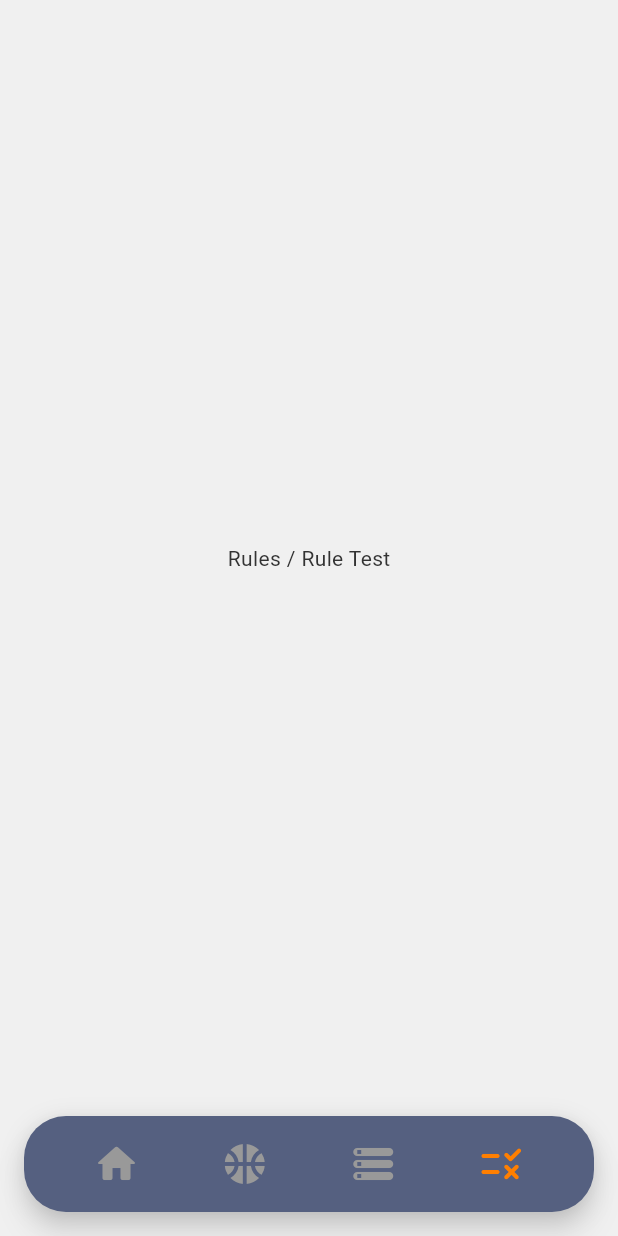
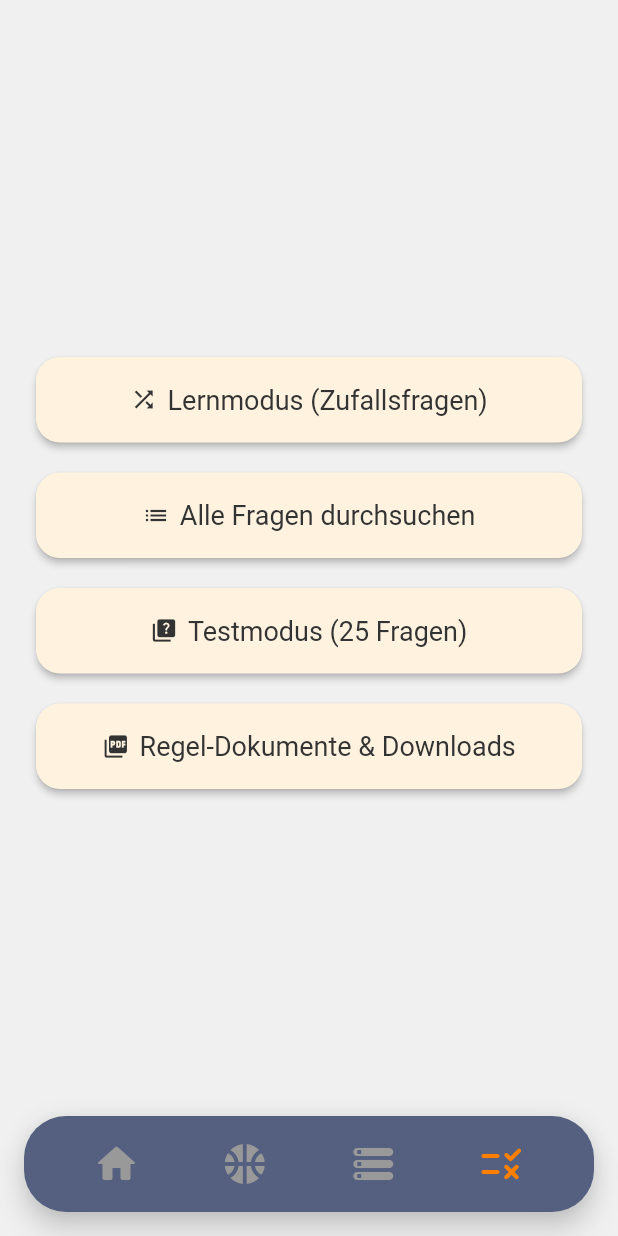
Before and after one commit to jbri-dev/ref_mate, a Flutter app: the screen it shows after launch, item 4 of the bottom bar chosen, on a phone screen of 412 x 824 dp. Run offline on Flutter 3.47's test engine with Material 3 defaults, Android fonts, the phone set to English and light mode, and no system bars; our stand-ins replace flutter_riverpod, sqflite; accounts and stored records are empty.

Commit message:
add: basic rule page look and feel

```diff
--- a/lib/main.dart
+++ b/lib/main.dart
@@ -2,8 +2,11 @@ import 'package:flutter/material.dart';
 import 'package:flutter_riverpod/flutter_riverpod.dart';
 import 'package:ref_mate/constants/app_theme.dart';
 import 'package:ref_mate/widgets/app/navigation/app_navigation_shell.dart';
+import 'package:ref_mate/data/app_database.dart';
 
-void main() {
+void main() async {
+  WidgetsFlutterBinding.ensureInitialized();
+  await AppDatabase.database;
   runApp(const ProviderScope(child: MainApp()));
 }
 
--- a/lib/pages/rules/rules_page.dart
+++ b/lib/pages/rules/rules_page.dart
@@ -1,10 +1,62 @@
 import 'package:flutter/material.dart';
+import 'package:ref_mate/pages/rules/rules_learn_page.dart';
+import 'package:ref_mate/pages/rules/rules_list_page.dart';
+import 'package:ref_mate/pages/rules/rules_test_page.dart';
+import 'package:ref_mate/pages/rules/rules_documents_page.dart';
+import 'package:ref_mate/constants/app_colors.dart';
+import 'package:ref_mate/pages/rules/widgets/rules_menu_button.dart';
 
 class RulesPage extends StatelessWidget {
   const RulesPage({super.key});
 
   @override
   Widget build(BuildContext context) {
-    return const Center(child: Text('Rules / Rule Test'));
+    return Center(
+      child: Padding(
+        padding: const EdgeInsets.symmetric(horizontal: 24),
+        child: Column(
+          mainAxisAlignment: MainAxisAlignment.center,
+          crossAxisAlignment: CrossAxisAlignment.stretch,
+          children: [
+            const SizedBox(height: 20),
+            RulesMenuButton(
+              icon: Icons.shuffle,
+              label: 'Lernmodus (Zufallsfragen)',
+              onPressed: () => Navigator.push(
+                context,
+                MaterialPageRoute(builder: (_) => const RulesLearnPage()),
+              ),
+            ),
+            const SizedBox(height: 20),
+            RulesMenuButton(
+              icon: Icons.list,
+              label: 'Alle Fragen durchsuchen',
+              onPressed: () => Navigator.push(
+                context,
+                MaterialPageRoute(builder: (_) => const RulesListPage()),
+              ),
+            ),
+            const SizedBox(height: 20),
+            RulesMenuButton(
+              icon: Icons.quiz,
+              label: 'Testmodus (25 Fragen)',
+              onPressed: () => Navigator.push(
+                context,
+                MaterialPageRoute(builder: (_) => const RulesTestPage()),
+              ),
+            ),
+            const SizedBox(height: 20),
+            RulesMenuButton(
+              icon: Icons.picture_as_pdf,
+              label: 'Regel-Dokumente & Downloads',
+              onPressed: () => Navigator.push(
+                context,
+                MaterialPageRoute(builder: (_) => const RulesDocumentsPage()),
+              ),
+            ),
+          ],
+        ),
+      ),
+    );
   }
 }
--- /dev/null
+++ b/lib/pages/rules/widgets/rules_menu_button.dart
@@ -0,0 +1,32 @@
+import 'package:flutter/material.dart';
+import 'package:ref_mate/constants/app_colors.dart';
+
+class RulesMenuButton extends StatelessWidget {
+  final IconData icon;
+  final String label;
+  final VoidCallback onPressed;
+
+  const RulesMenuButton({
+    super.key,
+    required this.icon,
+    required this.label,
+    required this.onPressed,
+  });
+
+  @override
+  Widget build(BuildContext context) {
+    return ElevatedButton.icon(
+      icon: Icon(icon),
+      label: Text(label),
+      style: ElevatedButton.styleFrom(
+        backgroundColor: AppColors.cardBackground,
+        foregroundColor: AppColors.primaryText,
+        padding: const EdgeInsets.symmetric(vertical: 18),
+        textStyle: const TextStyle(fontSize: 18),
+        elevation: 2,
+        shape: RoundedRectangleBorder(borderRadius: BorderRadius.circular(16)),
+      ),
+      onPressed: onPressed,
+    );
+  }
+}
```
Also changed, not shown: lib/data/app_database.dart (added, +51 -0 lines), lib/pages/rules/rules_documents_page.dart (added, +10 -0 lines), lib/pages/rules/rules_learn_page.dart (added, +10 -0 lines), lib/pages/rules/rules_list_page.dart (added, +10 -0 lines), lib/pages/rules/rules_test_page.dart (added, +10 -0 lines).
